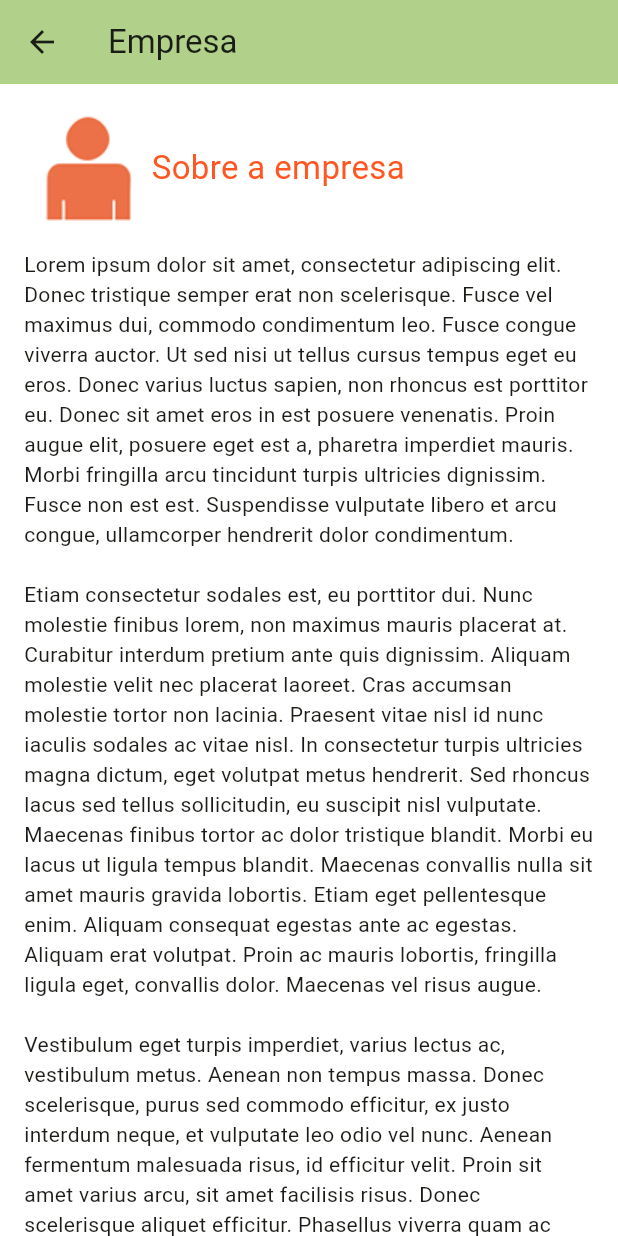
After one commit to samirRibeiro77/atm_consultoria, a Flutter app: the TelaEmpresa screen opened directly, on a phone screen of 412 x 824 dp. The commit adds this screen. Run offline on Flutter 3.47's test engine with Material 3 defaults, Android fonts, the phone set to English and light mode, and no system bars.

Commit message:
Minha versão tela empresa

```diff
--- /dev/null
+++ b/lib/tela_empresa.dart
@@ -0,0 +1,50 @@
+import 'package:flutter/material.dart';
+
+class TelaEmpresa extends StatefulWidget {
+  const TelaEmpresa({super.key});
+
+  @override
+  State<TelaEmpresa> createState() => _TelaEmpresaState();
+}
+
+class _TelaEmpresaState extends State<TelaEmpresa> {
+  final _sobreEmpresa = "Lorem ipsum dolor sit amet, consectetur adipiscing elit. Donec tristique semper erat non scelerisque. Fusce vel maximus dui, commodo condimentum leo. Fusce congue viverra auctor. Ut sed nisi ut tellus cursus tempus eget eu eros. Donec varius luctus sapien, non rhoncus est porttitor eu. Donec sit amet eros in est posuere venenatis. Proin augue elit, posuere eget est a, pharetra imperdiet mauris. Morbi fringilla arcu tincidunt turpis ultricies dignissim. Fusce non est est. Suspendisse vulputate libero et arcu congue, ullamcorper hendrerit dolor condimentum."
+      "\n\nEtiam consectetur sodales est, eu porttitor dui. Nunc molestie finibus lorem, non maximus mauris placerat at. Curabitur interdum pretium ante quis dignissim. Aliquam molestie velit nec placerat laoreet. Cras accumsan molestie tortor non lacinia. Praesent vitae nisl id nunc iaculis sodales ac vitae nisl. In consectetur turpis ultricies magna dictum, eget volutpat metus hendrerit. Sed rhoncus lacus sed tellus sollicitudin, eu suscipit nisl vulputate. Maecenas finibus tortor ac dolor tristique blandit. Morbi eu lacus ut ligula tempus blandit. Maecenas convallis nulla sit amet mauris gravida lobortis. Etiam eget pellentesque enim. Aliquam consequat egestas ante ac egestas. Aliquam erat volutpat. Proin ac mauris lobortis, fringilla ligula eget, convallis dolor. Maecenas vel risus augue."
+      "\n\nVestibulum eget turpis imperdiet, varius lectus ac, vestibulum metus. Aenean non tempus massa. Donec scelerisque, purus sed commodo efficitur, ex justo interdum neque, et vulputate leo odio vel nunc. Aenean fermentum malesuada risus, id efficitur velit. Proin sit amet varius arcu, sit amet facilisis risus. Donec scelerisque aliquet efficitur. Phasellus viverra quam ac magna porttitor facilisis. Nam non arcu sed libero tristique facilisis quis scelerisque erat. Nulla commodo in quam laoreet efficitur. Ut sit amet urna eu metus ultrices tristique ac sit amet ex. Vestibulum mattis imperdiet eleifend. In vitae tortor vel dolor vehicula dignissim ut sed nisi. Nam finibus, eros quis viverra elementum, nulla neque fringilla enim, at maximus ex sem non ligula. Donec vel sapien ante. Fusce dictum dapibus velit sit amet fringilla. Vestibulum porta ante at turpis ultrices pretium."
+      "\n\nCurabitur pharetra eget enim at volutpat. Curabitur tortor sem, pharetra at semper at, commodo sed diam. Praesent vulputate id quam nec pulvinar. Nullam elementum et ligula non varius. Donec lacinia non nunc at ultricies. Nullam maximus, lorem sed maximus ullamcorper, ex tortor scelerisque massa, eu fermentum dui felis quis orci. Sed ullamcorper nulla nunc, quis tristique elit congue in. Nam laoreet ligula diam, vel finibus nibh feugiat non. Morbi consequat, nulla id porttitor ultricies, ante mi tempor augue, quis tempor tortor magna ut mi. Sed ipsum lorem, bibendum nec mollis eget, efficitur eu lacus. Maecenas lorem justo, vulputate vel tempor vitae, viverra eget tortor. Vestibulum eu interdum diam."
+      "\n\nSuspendisse varius, lacus ut mattis pretium, neque mauris ornare purus, et dictum dolor dui sit amet purus. Aenean gravida lacinia libero, eget lacinia magna. Etiam venenatis diam in sagittis tempus. Aenean est metus, facilisis eget ultrices eu, mollis sed neque. Etiam eros metus, commodo et nisl vel, pulvinar ultrices justo. Curabitur varius libero a lectus ullamcorper dignissim. Sed scelerisque, mauris sit amet laoreet scelerisque, sapien nisl fermentum sapien, quis consectetur turpis lacus vitae nisi. Donec accumsan commodo diam sed posuere. Curabitur vel lacus eget mauris vestibulum accumsan vel vel tellus. Vestibulum sodales mattis ipsum non scelerisque. Vestibulum eget dui sem. Duis venenatis faucibus lorem, sed gravida dolor faucibus a.";
+
+  @override
+  Widget build(BuildContext context) {
+    return Scaffold(
+        appBar: AppBar(
+          backgroundColor: Theme.of(context).colorScheme.inversePrimary,
+          title: Text("Empresa"),
+        ),
+        backgroundColor: Colors.white,
+        body: SingleChildScrollView(
+          padding: EdgeInsets.all(16),
+          child: Column(
+            crossAxisAlignment: CrossAxisAlignment.start,
+            mainAxisAlignment: MainAxisAlignment.start,
+            children: [
+              Row(
+                children: [
+                  Image.asset("imagens/detalhe_empresa.png"),
+                  Text(
+                    "Sobre a empresa",
+                    style: TextStyle(
+                      color: Colors.deepOrange,
+                      fontSize: 22,
+                    ),
+                  )
+                ],
+              ),
+              SizedBox(child: Container(height: 15.0)),
+              Text(_sobreEmpresa)
+            ],
+          ),
+        ),
+    );
+  }
+}
```
Also changed, not shown: lib/home_page.dart (+34 -4 lines), lib/tela_cliente.dart (added, +15 -0 lines), lib/tela_contato.dart (added, +15 -0 lines), lib/tela_servico.dart (added, +15 -0 lines), 1 other file.
